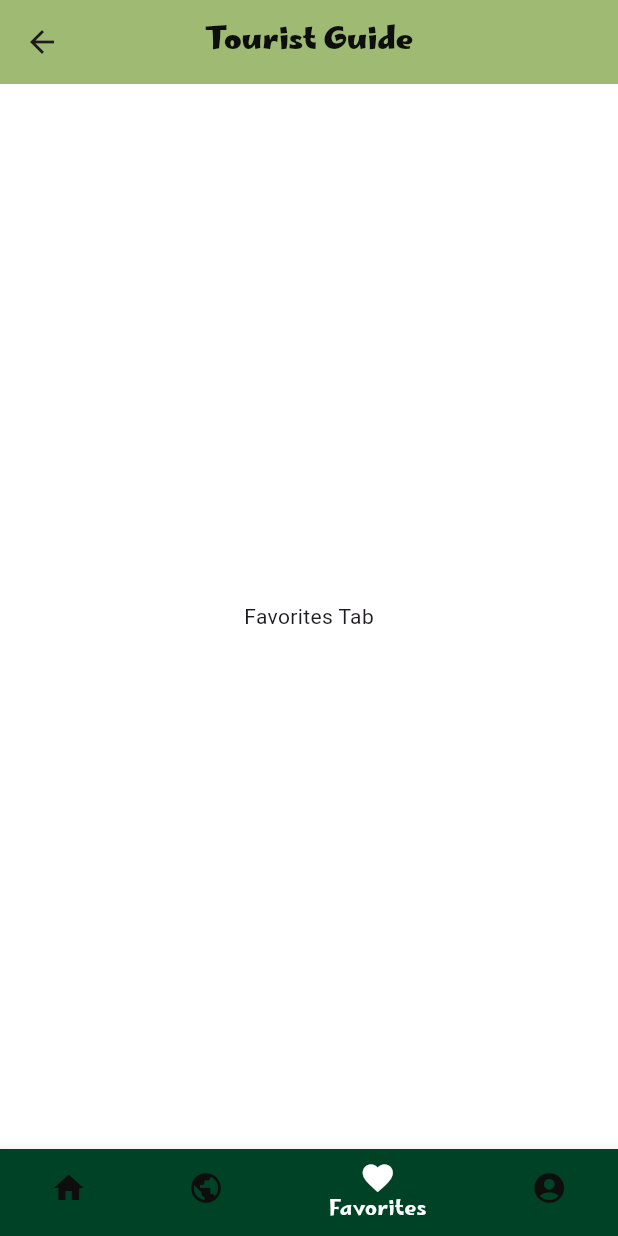
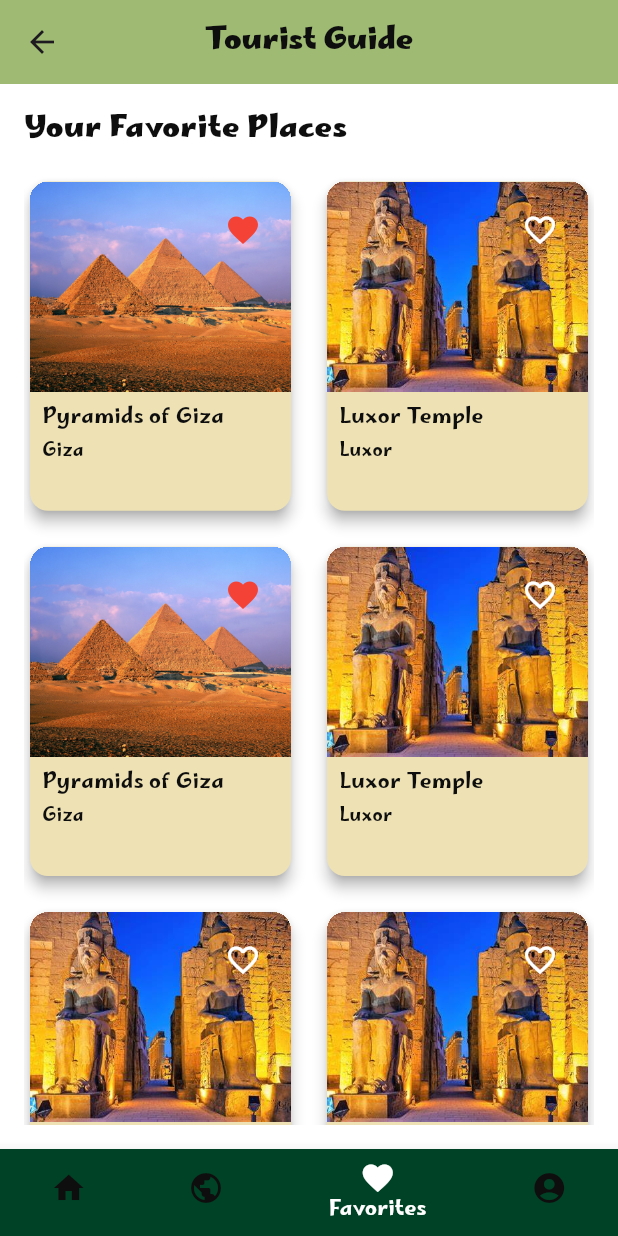
Before and after one commit to roaagawish/sprints_tourist_guide_app, a Flutter app: the screen it shows after launch, item 3 of the bottom bar chosen, on a phone screen of 412 x 824 dp. Run offline on Flutter 3.47's test engine with Material 3 defaults, Android fonts, the phone set to English and light mode, and no system bars.

Commit message:
design favorite tab

```diff
--- a/lib/screens/03_home/taps/favorites_tab.dart
+++ b/lib/screens/03_home/taps/favorites_tab.dart
@@ -1,12 +1,76 @@
 import 'package:flutter/material.dart';
+
+import '../../../models/place_model.dart';
+import '../../../resourses/assets_manager.dart';
+import '../../../resourses/styles_manager.dart';
+import '../widgets/places_grid_view.dart';
 
 class FavoritesTab extends StatelessWidget {
   const FavoritesTab({super.key});
 
+  // Sample data for places
+  // or coming from api
+  List<Place> get favoritePlaces => [
+        Place(
+          name: 'Pyramids of Giza',
+          governorate: 'Giza',
+          image: PngAssets.pyramids,
+          isFavorite: true,
+        ),
+        Place(
+          name: 'Luxor Temple',
+          governorate: 'Luxor',
+          image: PngAssets.luxor,
+        ),
+        Place(
+          name: 'Pyramids of Giza',
+          governorate: 'Giza',
+          image: PngAssets.pyramids,
+          isFavorite: true,
+        ),
+        Place(
+          name: 'Luxor Temple',
+          governorate: 'Luxor',
+          image: PngAssets.luxor,
+        ),
+        Place(
+          name: 'Luxor Temple',
+          governorate: 'Luxor',
+          image: PngAssets.luxor,
+        ),
+        Place(
+          name: 'Luxor Temple',
+          governorate: 'Luxor',
+          image: PngAssets.luxor,
+        ),
+        Place(
+          name: 'Luxor Temple',
+          governorate: 'Luxor',
+          image: PngAssets.luxor,
+        ),
+        // TODO Add more places as needed
+      ];
+
   @override
   Widget build(BuildContext context) {
-    return Center(
-      child: Text('Favorites Tab'),
+    return Padding(
+      padding: const EdgeInsets.all(16.0),
+      child: Column(
+        crossAxisAlignment: CrossAxisAlignment.start,
+        spacing: 16.0,
+        children: [
+          Text(
+            'Your Favorite Places',
+            style: Styles.style20Bold(),
+          ),
+          Expanded(
+            flex: 3,
+            child: PlacesGridView(
+              places: favoritePlaces,
+            ),
+          ),
+        ],
+      ),
     );
   }
 }
--- a/lib/screens/03_home/taps/home_tab.dart
+++ b/lib/screens/03_home/taps/home_tab.dart
@@ -1,10 +1,40 @@
 import 'package:flutter/material.dart';
+import '../../../models/place_model.dart';
+import '../../../resourses/assets_manager.dart';
 import '../../../resourses/styles_manager.dart';
 import '../widgets/popular_places_horiz_list.dart';
-import '../widgets/suggested_places_grid_view.dart';
+import '../widgets/places_grid_view.dart';
 
 class HomeTab extends StatelessWidget {
   const HomeTab({super.key});
+
+  List<Place> get suggestedPlaces => [
+        Place(
+          name: 'Pyramids of Giza',
+          governorate: 'Giza',
+          image: PngAssets.pyramids,
+          isFavorite: true,
+        ),
+        Place(
+          name: 'Luxor Temple',
+          governorate: 'Luxor',
+          image: PngAssets.luxor,
+        ),
+        Place(
+          name: 'Pyramids of Giza',
+          governorate: 'Giza',
+          image: PngAssets.pyramids,
+          isFavorite: true,
+        ),
+        Place(
+          name: 'Pyramids of Giza',
+          governorate: 'Giza',
+          image: PngAssets.pyramids,
+          isFavorite: true,
+        ),
+
+        // TODO Add more places as needed
+      ];
 
   @override
   Widget build(BuildContext context) {
@@ -30,7 +60,9 @@ class HomeTab extends StatelessWidget {
             flex: 3,
             child: Padding(
               padding: const EdgeInsets.only(right: 16.0),
-              child: SuggestedPlacesGridView(),
+              child: PlacesGridView(
+                places: suggestedPlaces,
+              ),
             ),
           ),
         ],
--- /dev/null
+++ b/lib/screens/03_home/widgets/places_grid_view.dart
@@ -0,0 +1,27 @@
+import 'package:flutter/material.dart';
+import '../../../models/place_model.dart';
+import 'place_card.dart';
+
+class PlacesGridView extends StatelessWidget {
+  final List<Place> places;
+  const PlacesGridView({super.key, required this.places});
+
+  @override
+  Widget build(BuildContext context) {
+    return GridView.builder(
+      physics: const BouncingScrollPhysics(),
+      gridDelegate: const SliverGridDelegateWithFixedCrossAxisCount(
+        crossAxisCount: 2,
+        crossAxisSpacing: 16,
+        mainAxisSpacing: 16,
+        childAspectRatio: 0.8,
+      ),
+      itemCount: places.length,
+      itemBuilder: (context, index) {
+        return PlaceCard(
+          place: places[index],
+        );
+      },
+    );
+  }
+}
--- a/lib/screens/03_home/widgets/suggested_places_grid_view.dart
+++ /dev/null
@@ -1,54 +0,0 @@
-import 'package:flutter/material.dart';
-import '../../../models/place_model.dart';
-import '../../../resourses/assets_manager.dart';
-import 'place_card.dart';
-
-class SuggestedPlacesGridView extends StatelessWidget {
-  const SuggestedPlacesGridView({super.key});
-
-  // Sample data for places
-  List<Place> get places => [
-        Place(
-          name: 'Pyramids of Giza',
-          governorate: 'Giza',
-          image: PngAssets.pyramids,
-          isFavorite: true,
-        ),
-        Place(
-          name: 'Luxor Temple',
-          governorate: 'Luxor',
-          image: PngAssets.luxor,
-        ),
-        Place(
-          name: 'Pyramids of Giza',
-          governorate: 'Giza',
-          image: PngAssets.pyramids,
-          isFavorite: true,
-        ),
-        Place(
-          name: 'Luxor Temple',
-          governorate: 'Luxor',
-          image: PngAssets.luxor,
-        ),
-        // TODO Add more places as needed
-      ];
-
-  @override
-  Widget build(BuildContext context) {
-    return GridView.builder(
-      physics: const BouncingScrollPhysics(),
-      gridDelegate: const SliverGridDelegateWithFixedCrossAxisCount(
-        crossAxisCount: 2,
-        crossAxisSpacing: 16,
-        mainAxisSpacing: 16,
-        childAspectRatio: 0.8,
-      ),
-      itemCount: places.length,
-      itemBuilder: (context, index) {
-        return PlaceCard(
-          place: places[index],
-        );
-      },
-    );
-  }
-}
```
